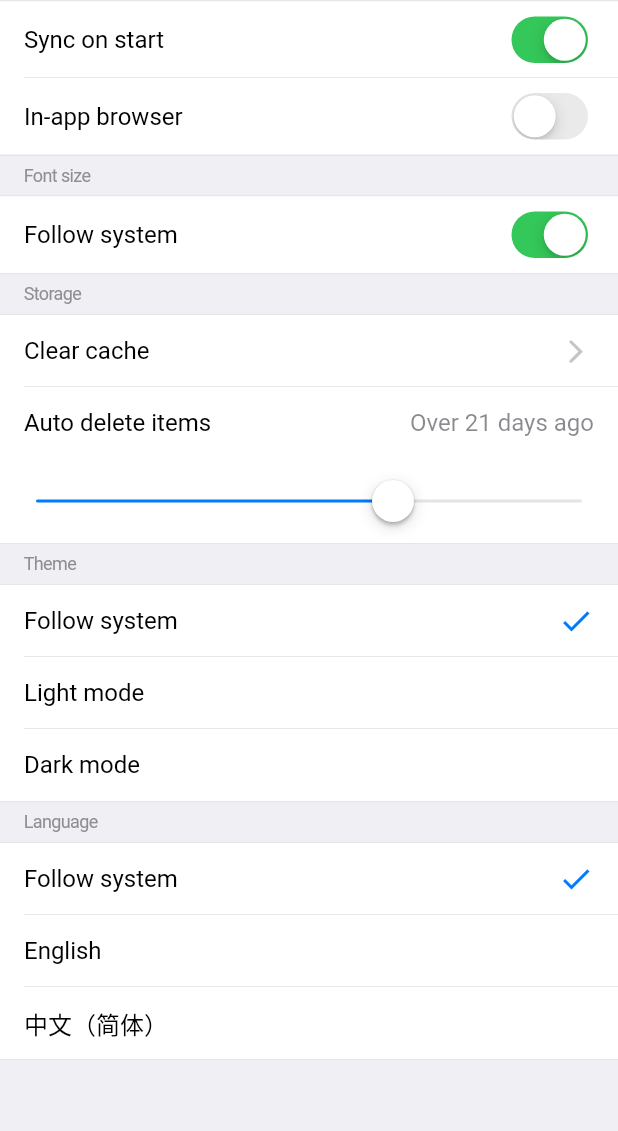
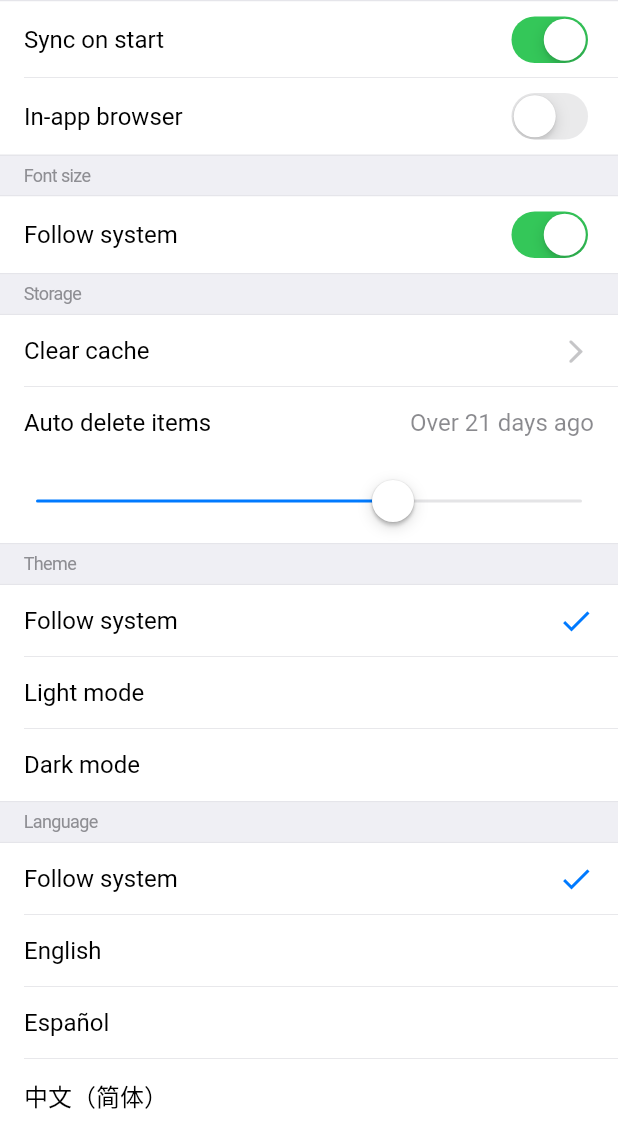
Before and after one commit to yang991178/fluent-reader-lite, a Flutter app: the GeneralPage screen opened by its route, on a phone screen of 412 x 824 dp, the part 105-1236 px from its top. Run offline on Flutter 3.47's test engine with Material 2 defaults, Android fonts, the phone set to English and light mode, and no system bars; our stand-ins replace cached_network_image, flutter_cache_manager, modal_bottom_sheet, package_info, responsive_builder, share and 5 more; missing offline and left inert: jaguar, jaguar_flutter_asset, lpinyin, overlay_dialog; accounts and stored records are empty; generated files the repository leaves out were written again.

Commit message:
update localizations

```diff
--- a/lib/l10n/intl_en.arb
+++ b/lib/l10n/intl_en.arb
@@ -1,5 +1,8 @@
 {
-    "allArticles": "All Articles",
+    "all": "All Articles",
+    "unread": "Unread",
+    "starred": "Starred",
+    "allArticles": "All articles",
     "allSubscriptions": "All subscriptions",
     "filter": "Filter",
     "feed": "Feed",
--- a/lib/l10n/intl_es.arb
+++ b/lib/l10n/intl_es.arb
@@ -1,8 +1,11 @@
 {
+    "all": "Todos",
+    "unread": "Sin leídos",
+    "starred": "Favoritos",
     "allArticles": "Todos los artículos",
     "allSubscriptions": "Todas las suscripciones",
     "filter": "Filtrar",
-    "feed": "Alimentador",
+    "feed": "Artículos",
     "subscriptions": "Suscriptores",
     "groups": "Grupos",
     "settings": "Ajustes",
--- a/lib/l10n/intl_zh.arb
+++ b/lib/l10n/intl_zh.arb
@@ -1,4 +1,7 @@
 {
+    "all": "全部文章",
+    "unread": "未读文章",
+    "starred": "星标文章",
     "allArticles": "全部文章",
     "allSubscriptions": "全部订阅源",
     "filter": "筛选",
--- a/lib/main.dart
+++ b/lib/main.dart
@@ -111,6 +111,7 @@ class MyApp extends StatelessWidget {
           locale: globalModel.locale,
           supportedLocales: [
             const Locale("en"),
+            const Locale("es"),
             const Locale("zh"),
           ],
           localeResolutionCallback: (_locale, supportedLocales) {
--- a/lib/pages/settings/general_page.dart
+++ b/lib/pages/settings/general_page.dart
@@ -131,8 +131,9 @@ class _GeneralPageState extends State<GeneralPage> {
         final localeItems = ListTileGroup.fromOptions(
           [
             Tuple2(S.of(context).followSystem, null),
-            Tuple2("English", Locale("en")),
-            Tuple2("中文（简体）", Locale("zh")),
+            const Tuple2("English", Locale("en")),
+            const Tuple2("Español", Locale("es")),
+            const Tuple2("中文（简体）", Locale("zh")),
           ],
           globalModel.locale,
           (l) { globalModel.locale = l; },
--- a/lib/pages/subscription_list_page.dart
+++ b/lib/pages/subscription_list_page.dart
@@ -11,6 +11,7 @@ import 'package:fluent_reader_lite/pages/group_list_page.dart';
 import 'package:fluent_reader_lite/pages/home_page.dart';
 import 'package:fluent_reader_lite/utils/colors.dart';
 import 'package:fluent_reader_lite/utils/global.dart';
+import 'package:fluent_reader_lite/utils/store.dart';
 import 'package:flutter/cupertino.dart';
 import 'package:flutter/material.dart';
 import 'package:flutter/services.dart';
@@ -33,7 +34,7 @@ class _SubscriptionListPageState extends State<SubscriptionListPage> {
   List<String> sids;
   String title;
   bool transitioning = false;
-  bool unreadOnly = false;
+  bool unreadOnly = Store.sp.getBool(StoreKeys.UNREAD_SUBS_ONLY) ?? false;
 
   void _onScrollTop() {
     if (widget.scrollTopNotifier.index == 1 && !Navigator.of(context).canPop()) {
@@ -117,6 +118,7 @@ class _SubscriptionListPageState extends State<SubscriptionListPage> {
     HapticFeedback.mediumImpact();
     setState(() { unreadOnly = !unreadOnly; });
     _onScrollTop();
+    Store.sp.setBool(StoreKeys.UNREAD_SUBS_ONLY, unreadOnly);
   }
 
   void _dismissTip() {
@@ -295,7 +297,7 @@ class _SubscriptionListPageState extends State<SubscriptionListPage> {
         navigationBar,
         SyncControl(),
         if (Global.sourcesModel.showUnreadTip) _buildUnreadTip(),
-        if (sids != null) Consumer<SourcesModel>(
+        if (sids != null && sids.length > 0) Consumer<SourcesModel>(
           builder: (context, sourcesModel, child) {
             var count = sids
               .map((sid) => sourcesModel.getSource(sid))
--- a/lib/utils/store.dart
+++ b/lib/utils/store.dart
@@ -8,6 +8,7 @@ abstract class StoreKeys {
   static const GROUPS = "groups";
   static const ERROR_LOG = "errorLog";
   static const UNCATEGORIZED = "uncategorized";
+  static const UNREAD_SUBS_ONLY = "unreadSubsOnly";
 
   // General
   static const THEME = "theme";
--- a/lib/utils/utils.dart
+++ b/lib/utils/utils.dart
@@ -44,7 +44,7 @@ abstract class Utils {
   }
 
   static final _urlRegex = RegExp(
-    r"^https?:\/\/(www\.)?[-a-zA-Z0-9@:%._\+~#=]{1,256}\.[a-zA-Z0-9()]{1,6}\b([-a-zA-Z0-9()@:%_\+.~#?&//=]*$)",
+    r"^https?:\/\/(www\.)?[-a-zA-Z0-9@:%._\+~#=]{1,256}\.[a-zA-Z0-9()]{1,63}\b([-a-zA-Z0-9()@:%_\+.~#?&//=]*$)",
     caseSensitive: false,
   );
   static bool testUrl(String url) => url != null && _urlRegex.hasMatch(url.trim());
--- a/pubspec.yaml
+++ b/pubspec.yaml
@@ -15,7 +15,7 @@ publish_to: 'none' # Remove this line if you wish to publish to pub.dev
 # In iOS, build-name is used as CFBundleShortVersionString while build-number used as CFBundleVersion.
 # Read more about iOS versioning at
 # https://developer.apple.com/library/archive/documentation/General/Reference/InfoPlistKeyReference/Articles/CoreFoundationKeys.html
-version: 1.0.1+5
+version: 1.0.1+6
 
 environment:
   sdk: ">=2.7.0 <3.0.0"
```
Also changed, not shown: lib/pages/item_list_page.dart (+20 -2 lines), 2 other files.
